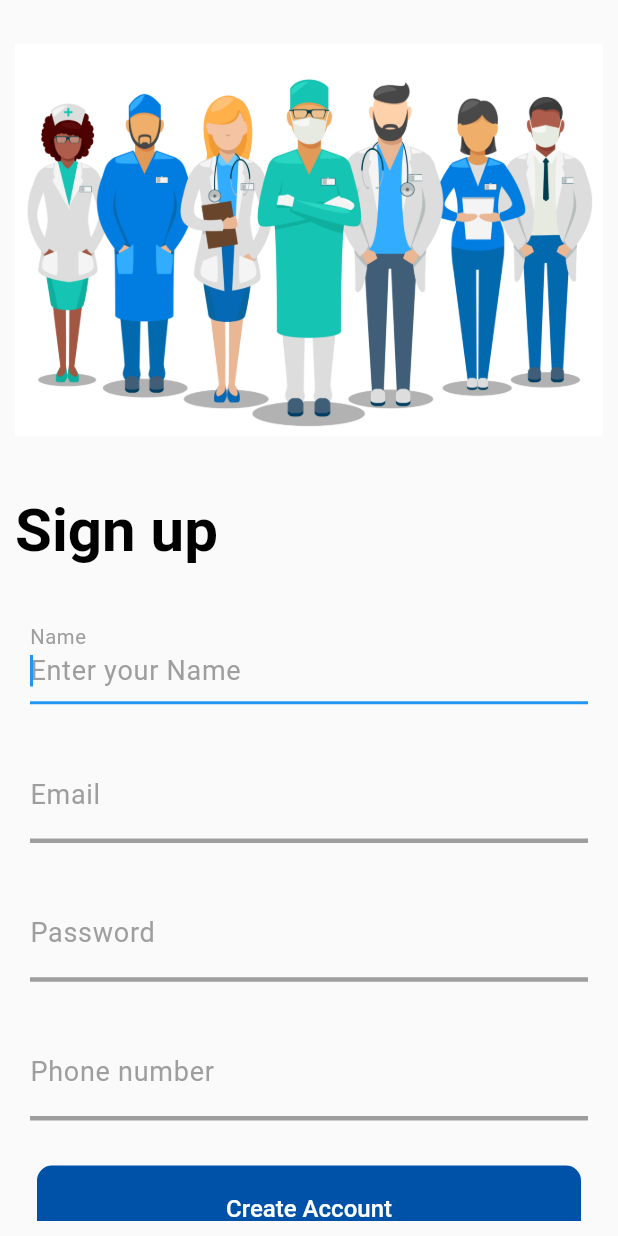
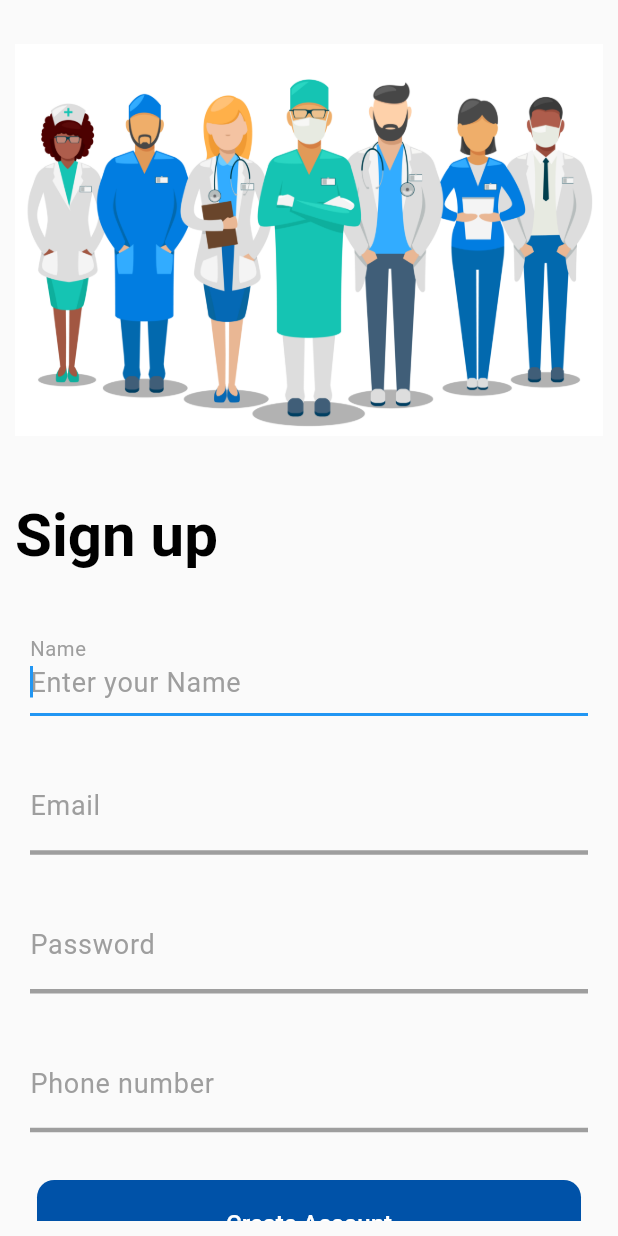
Before and after one commit to El3aQeeD/clinic_app, a Flutter app: the screen it shows after launch, on a phone screen of 412 x 824 dp. Run offline on Flutter 3.47's test engine with Material 2 defaults, Android fonts, the phone set to English and light mode, and no system bars; our stand-ins replace flutter_bloc, flutter_screenutil.

Commit message:
Responsive

```diff
--- a/lib/main.dart
+++ b/lib/main.dart
@@ -6,6 +6,7 @@ import 'package:clinic_app/views/login_view.dart';
 import 'package:clinic_app/views/signup_view.dart';
 import 'package:flutter/material.dart';
 import 'package:flutter_bloc/flutter_bloc.dart';
+import 'package:flutter_screenutil/flutter_screenutil.dart';
 
 import 'bloc/signUp_cubit/signUp_logic.dart';
 
@@ -19,7 +20,12 @@ class MyApp extends StatelessWidget {
   // This widget is the root of your application.
   @override
   Widget build(BuildContext context) {
-    return MultiBlocProvider(providers: [
+    return ScreenUtilInit(
+        designSize: const Size(360, 690),
+        minTextAdapt: true,
+        splitScreenMode: true,
+
+      builder: (BuildContext context, Widget? child) { return MultiBlocProvider(providers: [
         BlocProvider(
           create: (context)=>LoginCubit(),
         ),
@@ -33,7 +39,7 @@ class MyApp extends StatelessWidget {
           child: MaterialApp(
             debugShowCheckedModeBanner: false,
             home: SignUp(),
-    ));
-
+          ));  },
+    );
   }
 }
--- a/lib/views/signup_view.dart
+++ b/lib/views/signup_view.dart
@@ -6,6 +6,7 @@ import 'package:clinic_app/shared/helper_functions_validation.dart';
 import 'package:clinic_app/views/login_view.dart';
 import 'package:flutter/material.dart';
 import 'package:flutter_bloc/flutter_bloc.dart';
+import 'package:flutter_screenutil/flutter_screenutil.dart';
 
 class SignUp extends StatelessWidget {
 
@@ -126,7 +127,10 @@ class SignUp extends StatelessWidget {
         padding: const EdgeInsets.only(left: 10,right: 10,top: 10,bottom: 20),
         child: customTextFiled(obscureText: false,textInputType: TextInputType.phone,hintText:"Enter your phone Number" , label: const Text("Phone number",style: TextStyle(color: Colors.grey),), textcontroller: phoneNumberController, validatorFunc: (dynamic) {
           String val = phoneNumberController.text;
-
+          if(!isValidPhone(val))
+          {
+            return "Only numbers allowed";
+          }
           if(val.length<11 && val.isNotEmpty)
           {
             return "Input must be not less 11 number";
@@ -138,10 +142,7 @@ class SignUp extends StatelessWidget {
           if(val.isEmpty){
             return "Input can not be empty";
           }
-          if(!isValidPhone(val))
-            {
-              return "Only numbers allowed";
-            }
+
           return null;
         } ),
       ),
@@ -151,8 +152,8 @@ class SignUp extends StatelessWidget {
   Widget button(SignupCubit obj){
     return Center(
       child: Container(
-        decoration: const BoxDecoration(
-          borderRadius: BorderRadius.all(Radius.circular(10)),
+        decoration:  BoxDecoration(
+          borderRadius: const BorderRadius.all(Radius.circular(10)).w,
           color: MyColors.darkBlue,
         ),
         child: Padding(
@@ -231,24 +232,24 @@ class SignUp extends StatelessWidget {
     crossAxisAlignment: CrossAxisAlignment.start,
     children: [
     imageSection(),
-    const SizedBox(
-    height: 20,
+     SizedBox(
+    height: 20.h,
     ),
     signUpText('Sign up'),
-    const SizedBox(
-    height: 20,
+     SizedBox(
+    height: 20.h,
     ),
     formName(),
 
     formEmail(),
     formPassword(),
     formPhone(),
-    const SizedBox(
-    height: 10,
+     SizedBox(
+    height: 10.h,
     ),
      button(obj),
-    const SizedBox(
-    height: 8,
+     SizedBox(
+    height: 8.h,
     ),
       footerText(context),
 
--- a/pubspec.yaml
+++ b/pubspec.yaml
@@ -38,6 +38,7 @@ dependencies:
   http: ^0.13.5
   flutter_bloc: ^8.1.2
   dio: ^4.0.6
+  flutter_screenutil: ^5.6.1
 
 dev_dependencies:
   flutter_test:
```
Also changed, not shown: lib/views/login_view.dart (+19 -12 lines), pubspec.lock. Lines whose indentation alone changed are shown as unchanged.
